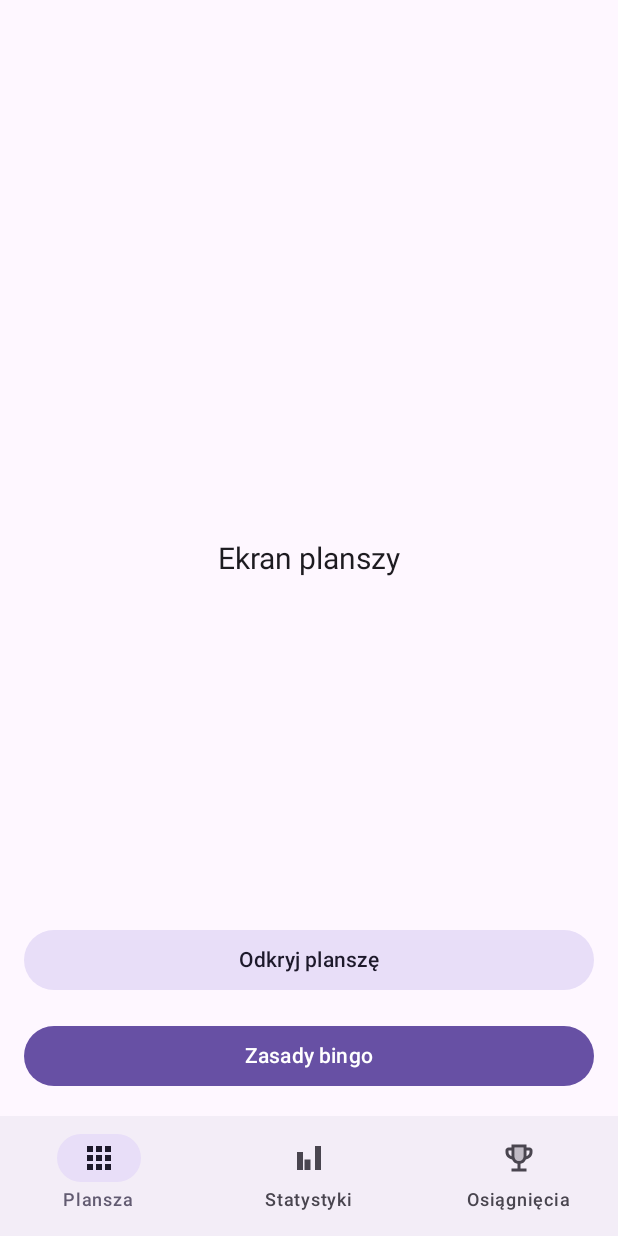
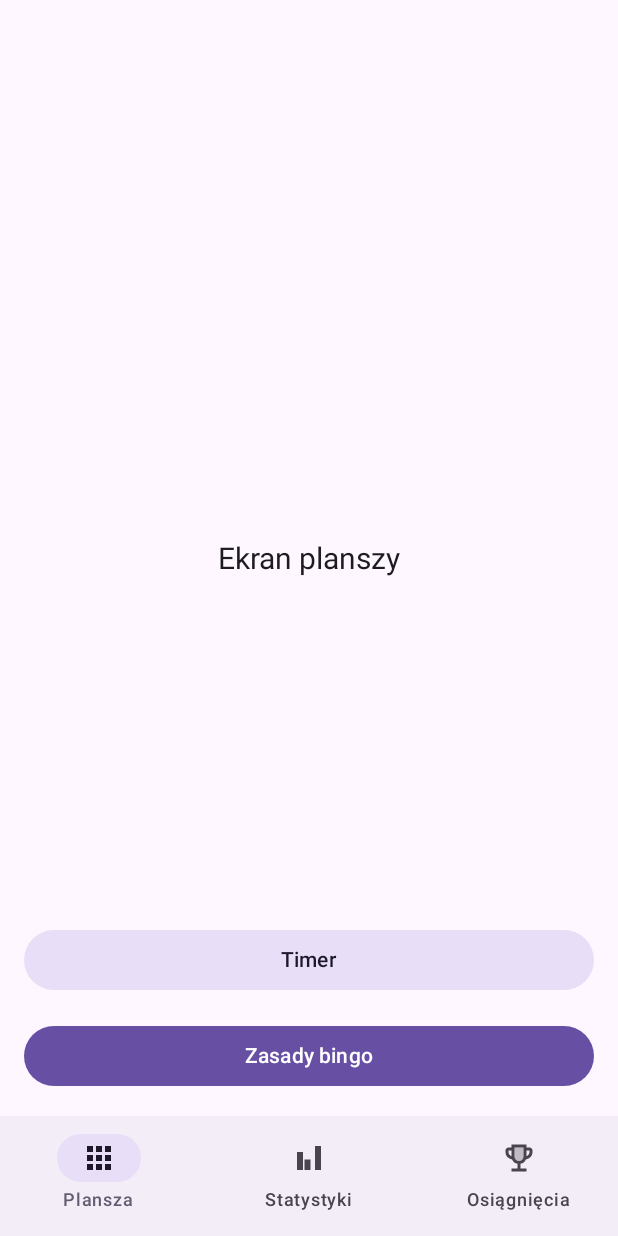
Before and after one commit to Agneshka1/Bingohood, an Android app built with Jetpack Compose: the screen it shows after launch (MainActivity), after a tap on "Odkryj planszę", on a phone screen of 412 x 824 dp. Run offline under Robolectric (Android 15) with nearby library versions, the phone set to English and light mode, and no system bars.

Commit message:
make board discover button display different text on board phase change

```diff
--- a/app/src/main/java/pl/bingohood/app/board/BoardScreen.kt
+++ b/app/src/main/java/pl/bingohood/app/board/BoardScreen.kt
@@ -14,9 +14,10 @@ import androidx.compose.ui.Alignment
 import androidx.compose.ui.Modifier
 import androidx.compose.ui.unit.dp
 import androidx.compose.ui.unit.sp
+import pl.bingohood.app.place.Place
 
 @Composable
-fun BoardScreen(onNavigateToGuide: () -> Unit, onBoardDiscover: () -> Unit) {
+fun BoardScreen(boardPhase: BoardPhase, places: List<Place>, onNavigateToGuide: () -> Unit, onBoardDiscover: () -> Unit) {
     Box(modifier = Modifier.fillMaxSize()) {
         Text(
             text = "Ekran planszy",
@@ -35,7 +36,7 @@ fun BoardScreen(onNavigateToGuide: () -> Unit, onBoardDiscover: () -> Unit) {
                 onClick = onBoardDiscover,
                 modifier = Modifier.fillMaxWidth()
             ) {
-                Text("Odkryj planszę")
+                if (boardPhase == BoardPhase.DISCOVERED) Text("Timer") else Text("Odkryj planszę")
             }
 
             Button(
--- a/app/src/main/java/pl/bingohood/app/navigation/MainScreen.kt
+++ b/app/src/main/java/pl/bingohood/app/navigation/MainScreen.kt
@@ -8,15 +8,20 @@ import androidx.compose.material3.NavigationBarItem
 import androidx.compose.material3.Scaffold
 import androidx.compose.material3.Text
 import androidx.compose.runtime.Composable
+import androidx.compose.runtime.getValue
 import androidx.compose.ui.Modifier
 import androidx.compose.ui.res.painterResource
+import androidx.lifecycle.compose.collectAsStateWithLifecycle
+import androidx.lifecycle.viewmodel.compose.viewModel
 import androidx.navigation.NavDestination.Companion.hasRoute
+import androidx.navigation.NavGraph.Companion.findStartDestination
 import androidx.navigation.compose.NavHost
 import androidx.navigation.compose.composable
 import androidx.navigation.compose.currentBackStackEntryAsState
 import androidx.navigation.compose.rememberNavController
 import pl.bingohood.app.achievements.AchievementsScreen
 import pl.bingohood.app.board.BoardScreen
+import pl.bingohood.app.board.BoardViewModel
 import pl.bingohood.app.guide.GuideScreen
 import pl.bingohood.app.stats.StatsScreen
 
@@ -43,15 +48,20 @@ fun MainScreen() {
         }
 
     ) { innerPadding ->
-        NavHost(navController = navController, startDestination = BoardRoute, Modifier.padding(innerPadding)) {
+        NavHost(navController, BoardRoute, Modifier.padding(innerPadding)) {
 
             composable<BoardRoute> {
-                BoardScreen(
+                val viewModel: BoardViewModel = viewModel()
+                val uiState by viewModel.uiState.collectAsStateWithLifecycle()
+                val boardPhase = uiState.boardPhase
+                val places = uiState.places
+
+                BoardScreen(boardPhase, places,
                     onNavigateToGuide = {
                         navController.navigate(GuideRoute)
                     },
                     onBoardDiscover = {
-                        // TODO
+                        viewModel.discoverBoard()
                     }
                 )
             }
```
